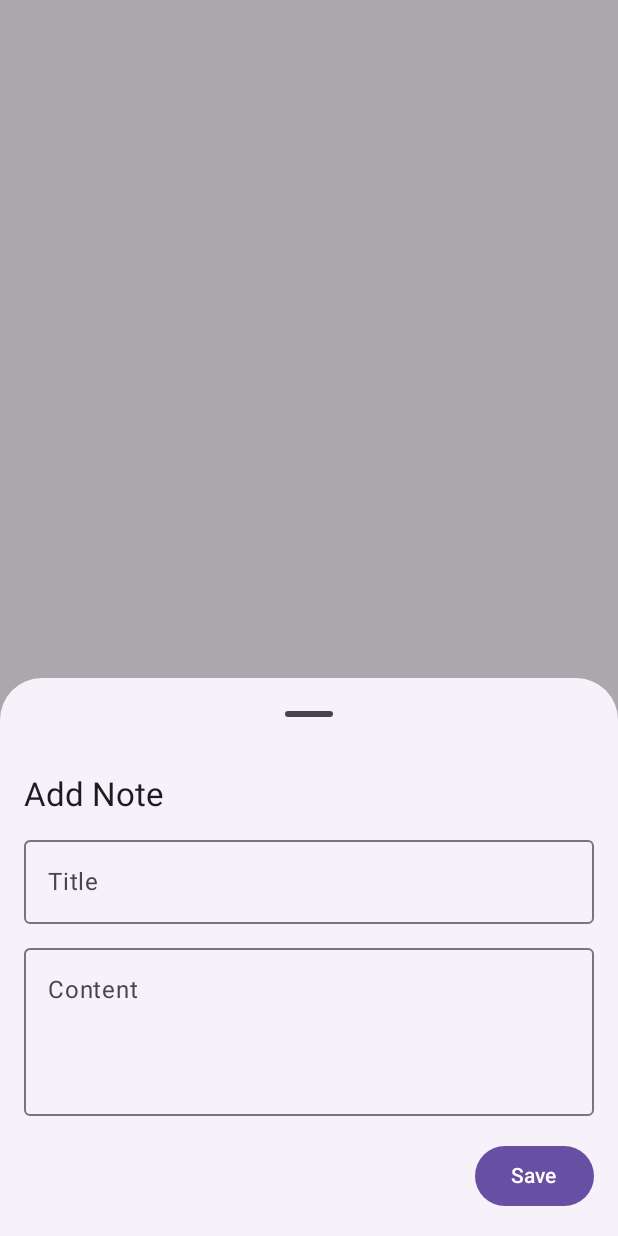
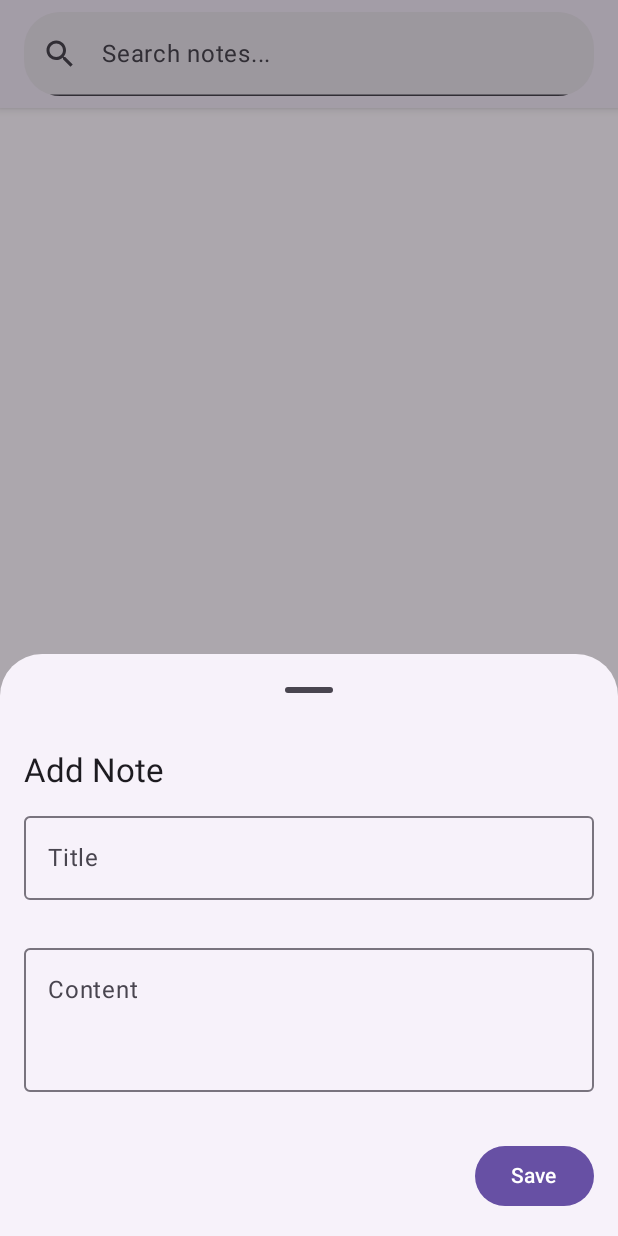
Before and after one commit to sivapraka/notesapp, an Android app built with Jetpack Compose: the screen it shows after launch (NotesActivity), after a tap on "Add Note", on a phone screen of 412 x 824 dp. Run offline under Robolectric (Android 15) with nearby library versions, the phone set to English and light mode, and no system bars; our stand-ins replace Dagger/Hilt's generated code, Room's generated code.

Commit message:
Topbar, Groupby, Search, Validaiton added

```diff
--- a/app/src/main/java/com/notesapp/data/local/Note.kt
+++ b/app/src/main/java/com/notesapp/data/local/Note.kt
@@ -9,6 +9,6 @@ data class Note(
     @PrimaryKey(autoGenerate = true) val id: Int=0,
     @ColumnInfo(name = "title") val title: String?,
     @ColumnInfo(name = "description") val description: String?,
-    @ColumnInfo(name = "date") val date: String=System.currentTimeMillis().toString(),
+    @ColumnInfo(name = "date") val date: Long=System.currentTimeMillis(),
     @ColumnInfo(name = "upload") val upload: String="N",
 )
--- a/app/src/main/java/com/notesapp/data/mapper/NoteMapper.kt
+++ b/app/src/main/java/com/notesapp/data/mapper/NoteMapper.kt
@@ -9,7 +9,7 @@ fun Note.toDomain(): Notes {
         id = id,
         title = title.toString(),
         description = description.toString(),
-        date = date.toString(),
+        date = date,
         upload = upload.toString()
     )
 }
--- a/app/src/main/java/com/notesapp/domain/model/Notes.kt
+++ b/app/src/main/java/com/notesapp/domain/model/Notes.kt
@@ -3,6 +3,6 @@ package com.notesapp.domain.model
 data class Notes(
     var id: Int = 0,
     var title: String, var description: String,
-    var date: String= System.currentTimeMillis().toString(),
+    var date: Long= System.currentTimeMillis(),
     var upload: String="N"
 )
--- a/app/src/main/java/com/notesapp/domain/model/NotesDataSource.kt
+++ b/app/src/main/java/com/notesapp/domain/model/NotesDataSource.kt
@@ -1,4 +1,7 @@
 package com.notesapp.domain.model
 
-class NotesDataSource {
+
+sealed class NotesDataSource {
+    data class Header(val title: String) : NotesDataSource()
+    data class Item(val note: Notes) : NotesDataSource()
 }
--- a/app/src/main/java/com/notesapp/ui/notes/noteslist/AddNoteContent.kt
+++ b/app/src/main/java/com/notesapp/ui/notes/noteslist/AddNoteContent.kt
@@ -1,11 +1,13 @@
 package com.notesapp.ui.notes.noteslist
 
+import android.widget.Toast
 import androidx.compose.foundation.layout.Column
 import androidx.compose.foundation.layout.Spacer
 import androidx.compose.foundation.layout.fillMaxWidth
 import androidx.compose.foundation.layout.height
 import androidx.compose.foundation.layout.padding
 import androidx.compose.material3.Button
+import androidx.compose.material3.MaterialTheme
 import androidx.compose.material3.OutlinedTextField
 import androidx.compose.material3.Text
 import androidx.compose.runtime.Composable
@@ -15,46 +17,73 @@ import androidx.compose.runtime.remember
 import androidx.compose.runtime.setValue
 import androidx.compose.ui.Alignment
 import androidx.compose.ui.Modifier
+import androidx.compose.ui.platform.LocalContext
 import androidx.compose.ui.unit.dp
 
 @Composable
 fun AddNoteContent(
     onAdd: (String, String) -> Unit
+
 ) {
+    val context = LocalContext.current
     var title by remember { mutableStateOf("") }
     var content by remember { mutableStateOf("") }
-
+    var showTitleError by remember { mutableStateOf(false) }
+    var showContentError by remember { mutableStateOf(false) }
     Column(
         modifier = Modifier
             .padding(16.dp)
             .fillMaxWidth()
     ) {
-        Text("Add Note", style = androidx.compose.material3.MaterialTheme.typography.titleLarge)
+        Text("Add Note", style = MaterialTheme.typography.titleLarge)
         Spacer(modifier = Modifier.height(8.dp))
 
+        val maxTitleLength = 20
+        val maxDescLength = 200
         OutlinedTextField(
             value = title,
-            onValueChange = { title = it },
+            onValueChange = {
+                if (it.length <= maxTitleLength) title = it
+                if (showTitleError && it.isNotBlank()) showTitleError = false
+            },
             label = { Text("Title") },
-            modifier = Modifier.fillMaxWidth()
+            modifier = Modifier.fillMaxWidth(),
+            isError = showTitleError,
+            singleLine = true,
+            supportingText = {
+                if (showTitleError) {
+                    Text("Title cannot be empty", color = MaterialTheme.colorScheme.error)
+                }
+            }
         )
 
         Spacer(modifier = Modifier.height(8.dp))
 
         OutlinedTextField(
             value = content,
-            onValueChange = { content = it },
+            onValueChange = {
+                if (it.length <= maxDescLength) content = it
+                if (showContentError && it.isNotBlank()) showContentError = false
+            },
             label = { Text("Content") },
             modifier = Modifier
                 .fillMaxWidth()
-                .height(120.dp)
+                .height(120.dp),
+            isError = showContentError,
+            supportingText = {
+                if (showContentError) {
+                    Text("Content cannot be empty", color = MaterialTheme.colorScheme.error)
+                }
+            }
         )
 
         Spacer(modifier = Modifier.height(16.dp))
 
         Button(
             onClick = {
-                if (title.isNotBlank() && content.isNotBlank()) {
+                showTitleError = title.isBlank()
+                showContentError = content.isBlank()
+                if (!showTitleError && !showContentError) {
                     onAdd(title, content)
                 }
             },
--- a/app/src/main/java/com/notesapp/ui/notes/noteslist/EmptyNotesView.kt
+++ b/app/src/main/java/com/notesapp/ui/notes/noteslist/EmptyNotesView.kt
@@ -1,4 +1,28 @@
 package com.notesapp.ui.notes.noteslist
 
-class EmptyNotesView {
+import androidx.compose.foundation.layout.Box
+import androidx.compose.foundation.layout.fillMaxSize
+import androidx.compose.foundation.layout.padding
+import androidx.compose.material3.MaterialTheme
+import androidx.compose.material3.Text
+import androidx.compose.runtime.Composable
+import androidx.compose.ui.Alignment
+import androidx.compose.ui.Modifier
+import androidx.compose.ui.graphics.Color
+import androidx.compose.ui.unit.dp
+
+@Composable
+fun EmptyNotesView(modifier: Modifier = Modifier) {
+    Box(
+        modifier = modifier
+            .fillMaxSize()
+            .padding(32.dp),
+        contentAlignment = Alignment.Center
+    ) {
+        Text(
+            text = "No notes available.",
+            style = MaterialTheme.typography.bodyLarge,
+            color = Color.Gray
+        )
+    }
 }
--- a/app/src/main/java/com/notesapp/ui/notes/noteslist/NoteItem.kt
+++ b/app/src/main/java/com/notesapp/ui/notes/noteslist/NoteItem.kt
@@ -8,6 +8,7 @@ import androidx.compose.ui.unit.dp
 import com.notesapp.domain.model.Notes
 
 
+
 @Composable
 fun NoteItem(
     note: Notes
@@ -16,6 +17,8 @@ fun NoteItem(
         modifier = Modifier
             .fillMaxWidth()
             .padding(8.dp)
+            .heightIn(min = 60.dp),
+            elevation = CardDefaults.cardElevation(defaultElevation = 4.dp)
     ) {
         Column(modifier = Modifier.padding(16.dp)) {
             Text(
--- a/app/src/main/java/com/notesapp/ui/notes/noteslist/NotesScreen.kt
+++ b/app/src/main/java/com/notesapp/ui/notes/noteslist/NotesScreen.kt
@@ -1,6 +1,7 @@
 package com.notesapp.ui.notes.noteslist
 
 import androidx.compose.foundation.background
+import androidx.compose.foundation.layout.fillMaxWidth
 import androidx.compose.foundation.layout.padding
 import androidx.compose.foundation.lazy.LazyColumn
 import androidx.compose.foundation.lazy.items
@@ -11,19 +12,23 @@ import androidx.compose.material3.FloatingActionButton
 import androidx.compose.material3.Icon
 import androidx.compose.material3.ModalBottomSheet
 import androidx.compose.material3.Scaffold
+import androidx.compose.material3.Text
 import androidx.compose.material3.rememberModalBottomSheetState
 import androidx.compose.runtime.Composable
 import androidx.compose.runtime.collectAsState
+import androidx.compose.runtime.derivedStateOf
 import androidx.compose.runtime.getValue
 import androidx.compose.runtime.mutableStateOf
 import androidx.compose.runtime.remember
-import androidx.compose.runtime.rememberCoroutineScope
+import androidx.compose.runtime.saveable.rememberSaveable
 import androidx.compose.runtime.setValue
 import androidx.compose.ui.Modifier
+import androidx.compose.ui.graphics.Color
 import androidx.compose.ui.res.colorResource
+import androidx.compose.ui.unit.dp
 import androidx.hilt.navigation.compose.hiltViewModel
 import com.notesapp.R
-import com.notesapp.domain.model.Notes
+import com.notesapp.domain.model.NotesDataSource
 import com.notesapp.ui.viewmodel.NoteListViewModel
 
 @OptIn(ExperimentalMaterial3Api::class)
@@ -34,8 +39,21 @@ fun NoteListScreen(
 ) {
     val notes by viewModel.notes.collectAsState()
     val sheetState = rememberModalBottomSheetState()
-    var showSheet by remember { mutableStateOf(false) }
-
+    var showSheet by rememberSaveable { mutableStateOf(false) }
+    var searchQuery by rememberSaveable { mutableStateOf("") }
+    val searchResult by remember(notes, searchQuery) {
+        derivedStateOf {
+            if (searchQuery.isBlank()) notes
+            else notes.filter {
+                when (it){
+                    is NotesDataSource.Header -> true // Keep As it is
+                    is NotesDataSource.Item ->
+                        it.note.title.contains(searchQuery, ignoreCase = true) ||
+                                it.note.description.contains(searchQuery, ignoreCase = true)
+                }
+            }
+        }
+    }
     if (showSheet) {
         ModalBottomSheet(
             onDismissRequest = { showSheet = false },
@@ -45,29 +63,54 @@ fun NoteListScreen(
                 onAdd = { title, content ->
                     viewModel.addNote(title, content)
                     showSheet = false
-                }
+                },
             )
         }
     }
     Scaffold(
+        topBar = {
+            NotesTopAppBar(
+                searchQuery = searchQuery,
+                onQueryChange = { searchQuery = it }
+            )
+        },
         floatingActionButton = {
             FloatingActionButton(onClick = { showSheet = true }) {
                 Icon(Icons.Default.Add, contentDescription = "Add Note")
             }
         }
     ) { paddingValues ->
-        LazyColumn(
-            modifier = Modifier.padding(paddingValues).background(color = colorResource( R.color.white))
-        ) {
-            items(notes) { note ->
-            SwipeToDeleteContainer(
-                    onDelete = {
-                        viewModel.deleteNote(note.id)
+        if (notes.isEmpty()) {
+            EmptyNotesView(modifier = Modifier.padding(paddingValues))
+        } else {
+            LazyColumn(
+                modifier = Modifier
+                    .padding(paddingValues)
+                    .background(color = colorResource(R.color.white))
+            ) {
+                items(searchResult, key = { it.hashCode() }) { note ->
+                    when (note) {
+                        is NotesDataSource.Header -> {
+                            Text(
+                                text = note.title,
+                                modifier = Modifier
+                                    .fillMaxWidth()
+                                    .background(Color.LightGray)
+                                    .padding(8.dp)
+                            )
+                        }
+
+                        is NotesDataSource.Item -> {
+                            SwipeToDeleteContainer(
+                                onDelete = {
+                                    viewModel.deleteNote(note.note.id)
+                                }
+                            ) {
+                                NoteItem(note = note.note)
+                            }
+                        }
                     }
-                ) {
-                    NoteItem(note = note)
                 }
-
             }
         }
     }
--- a/app/src/main/java/com/notesapp/ui/notes/noteslist/NotesTopAppBar.kt
+++ b/app/src/main/java/com/notesapp/ui/notes/noteslist/NotesTopAppBar.kt
@@ -1,4 +1,38 @@
 package com.notesapp.ui.notes.noteslist
 
-class NotesTopAppBar {
+import androidx.compose.foundation.layout.*
+import androidx.compose.foundation.shape.RoundedCornerShape
+import androidx.compose.material.icons.Icons
+import androidx.compose.material.icons.filled.Search
+import androidx.compose.material3.*
+import androidx.compose.runtime.*
+import androidx.compose.ui.Modifier
+import androidx.compose.ui.graphics.Color
+import androidx.compose.ui.unit.dp
+
+
+@OptIn(ExperimentalMaterial3Api::class)
+@Composable
+fun NotesTopAppBar(
+    searchQuery: String,
+    onQueryChange: (String) -> Unit
+) {
+    Surface(
+        tonalElevation = 4.dp,
+        shadowElevation = 4.dp
+    ) {
+        TextField(
+            value = searchQuery,
+            onValueChange = onQueryChange,
+            placeholder = { Text("Search notes...") },
+            singleLine = true,
+            modifier = Modifier
+                .fillMaxWidth()
+                .padding(horizontal = 16.dp, vertical = 8.dp),
+            shape = RoundedCornerShape(24.dp),
+            leadingIcon = {
+                Icon(imageVector = Icons.Default.Search, contentDescription = "Search")
+            }
+        )
+    }
 }
--- a/app/src/main/java/com/notesapp/ui/viewmodel/NoteListViewModel.kt
+++ b/app/src/main/java/com/notesapp/ui/viewmodel/NoteListViewModel.kt
@@ -5,7 +5,9 @@ import androidx.lifecycle.viewModelScope
 import com.notesapp.data.mapper.toDomain
 import com.notesapp.data.mapper.toEntity
 import com.notesapp.domain.model.Notes
+import com.notesapp.domain.model.NotesDataSource
 import com.notesapp.domain.usecase.NoteUseCase
+import com.notesapp.utils.toReadableDate
 import dagger.hilt.android.lifecycle.HiltViewModel
 import kotlinx.coroutines.flow.MutableStateFlow
 import kotlinx.coroutines.flow.StateFlow
@@ -14,8 +16,8 @@ import javax.inject.Inject
 
 @HiltViewModel
 class NoteListViewModel @Inject constructor(private val useCase: NoteUseCase) : ViewModel() {
-    private val _notes = MutableStateFlow<List<Notes>>(emptyList())
-    val notes: StateFlow<List<Notes>> = _notes
+    private val _notes = MutableStateFlow<List<NotesDataSource>>(emptyList())
+    val notes: StateFlow<List<NotesDataSource>> = _notes
 
     init {
         viewModelScope.launch {
@@ -25,7 +27,14 @@ class NoteListViewModel @Inject constructor(private val useCase: NoteUseCase) :
 
     suspend fun loadNotes() {
         useCase.getNotesUseCase().collect { notes ->
-            _notes.value = notes.map { it.toDomain() }
+            val grouped = notes.map { it.toDomain() }
+                .groupBy { it.date.toReadableDate() }
+            val mergedList = mutableListOf<NotesDataSource>()
+            grouped.forEach { (date, notes) ->
+                mergedList.add(NotesDataSource.Header(date))
+                mergedList.addAll(notes.map { NotesDataSource.Item(it) })
+            }
+            _notes.value = mergedList
         }
     }
 
```
Also changed, not shown: app/src/main/java/com/notesapp/utils/Utils.kt (+18 -1 lines).
